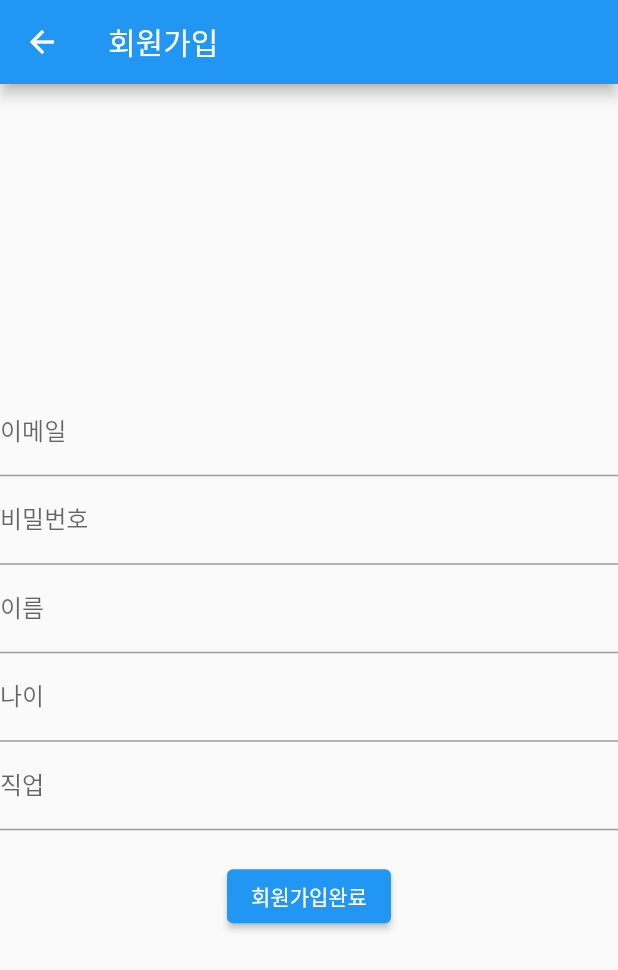
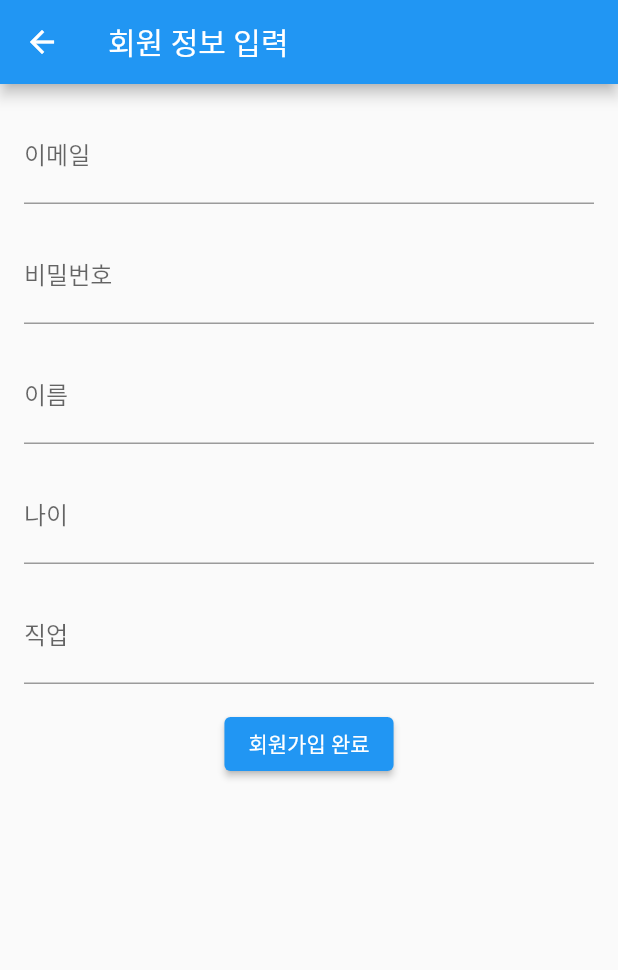
Before and after one commit to JoBeomRae/MEETreally, a Flutter app: the EmailNamePage screen opened directly, on a phone screen of 412 x 824 dp. Shown: the top 970 px of the screen. Run offline on Flutter 3.47's test engine with Material 2 defaults, Android fonts, the phone set to English and light mode, and no system bars; our stand-ins replace cloud_firestore, firebase_auth, firebase_core, logger; accounts and stored records are empty; statements that could not run were skipped.

Commit message:
8/10 01:32

```diff
--- a/lib/injeung/emailname.dart
+++ b/lib/injeung/emailname.dart
@@ -1,10 +1,10 @@
 import 'package:flutter/material.dart';
 import 'package:firebase_auth/firebase_auth.dart';
+import 'package:cloud_firestore/cloud_firestore.dart';
 import 'package:meet/firstloginpage/first.dart';
-import 'package:logger/logger.dart';
 
 class EmailNamePage extends StatefulWidget {
-  const EmailNamePage({Key? key}) : super(key: key);
+  const EmailNamePage({super.key});
 
   @override
   _EmailNamePageState createState() => _EmailNamePageState();
@@ -12,73 +12,107 @@ class EmailNamePage extends StatefulWidget {
 
 class _EmailNamePageState extends State<EmailNamePage> {
   final FirebaseAuth _auth = FirebaseAuth.instance;
+  final FirebaseFirestore _firestore = FirebaseFirestore.instance;
   final TextEditingController _emailController = TextEditingController();
   final TextEditingController _passwordController = TextEditingController();
-  final TextEditingController _nameController =
-      TextEditingController(); // 이름 입력을 위한 컨트롤러
-  final TextEditingController _ageController =
-      TextEditingController(); // 나이 입력을 위한 컨트롤러
-  final TextEditingController _jobController =
-      TextEditingController(); // 직업 입력을 위한 컨트롤러
-  final Logger _logger = Logger();
-
-  void _registerUser() async {
-    try {
-      // ignore: unused_local_variable
-      UserCredential userCredential =
-          await _auth.createUserWithEmailAndPassword(
-        email: _emailController.text,
-        password: _passwordController.text,
-      );
-
-      // ignore: use_build_context_synchronously
-      Navigator.pushReplacement(
-        context,
-        MaterialPageRoute(builder: (context) => const FirstPage()),
-      );
-    } catch (error) {
-      _logger.e('회원가입 실패: $error');
-    }
-  }
+  final TextEditingController _nameController = TextEditingController();
+  final TextEditingController _ageController = TextEditingController();
+  final TextEditingController _jobController = TextEditingController();
 
   @override
   Widget build(BuildContext context) {
     return Scaffold(
-      appBar: AppBar(title: const Text('회원가입')),
-      body: Center(
+      appBar: AppBar(title: const Text('회원 정보 입력')),
+      body: Padding(
+        padding: const EdgeInsets.all(16.0),
         child: Column(
-          mainAxisAlignment: MainAxisAlignment.center,
           children: [
+            // 이메일 입력
             TextField(
               controller: _emailController,
-              decoration: const InputDecoration(labelText: '이메일'),
+              decoration: const InputDecoration(
+                labelText: '이메일',
+                hintText: '이메일을 입력하세요',
+              ),
             ),
+            const SizedBox(height: 16),
+            // 비밀번호 입력
             TextField(
               controller: _passwordController,
-              decoration: const InputDecoration(labelText: '비밀번호'),
+              decoration: const InputDecoration(
+                labelText: '비밀번호',
+                hintText: '비밀번호를 입력하세요',
+              ),
               obscureText: true,
             ),
+            const SizedBox(height: 16),
+            // 이름 입력
             TextField(
               controller: _nameController,
-              decoration: const InputDecoration(labelText: '이름'),
+              decoration: const InputDecoration(
+                labelText: '이름',
+                hintText: '이름을 입력하세요',
+              ),
             ),
+            const SizedBox(height: 16),
+            // 나이 입력
             TextField(
               controller: _ageController,
-              decoration: const InputDecoration(labelText: '나이'),
-              keyboardType: TextInputType.number, // 숫자 입력 키보드를 사용
+              decoration: const InputDecoration(
+                labelText: '나이',
+                hintText: '나이를 입력하세요',
+              ),
+              keyboardType: TextInputType.number,
             ),
+            const SizedBox(height: 16),
+            // 직업 입력
             TextField(
               controller: _jobController,
-              decoration: const InputDecoration(labelText: '직업'),
+              decoration: const InputDecoration(
+                labelText: '직업',
+                hintText: '직업을 입력하세요',
+              ),
             ),
-            const SizedBox(height: 20),
+            const SizedBox(height: 16),
+            // 회원가입 버튼
             ElevatedButton(
-              onPressed: _registerUser,
-              child: const Text('회원가입완료'),
+              onPressed: () => _registerAccount(context),
+              child: const Text('회원가입 완료'),
             ),
           ],
         ),
       ),
     );
   }
+
+  Future<void> _registerAccount(BuildContext context) async {
+    try {
+      // Firebase에 이메일과 비밀번호로 회원가입
+      UserCredential userCredential = await _auth.createUserWithEmailAndPassword(
+        email: _emailController.text,
+        password: _passwordController.text,
+      );
+
+      if (userCredential.user != null) {
+        // Firestore에 이름, 나이, 직업 정보 저장
+        await _firestore.collection('users').doc(userCredential.user?.uid).set({
+          'email': _emailController.text,
+          'name': _nameController.text,
+          'age': _ageController.text,
+          'job': _jobController.text,
+        });
+
+        // first.dart로 이동
+        // ignore: use_build_context_synchronously
+        Navigator.pushReplacement(
+          context,
+          MaterialPageRoute(builder: (context) => const FirstPage()),
+        );
+      }
+    } catch (e) {
+      ScaffoldMessenger.of(context).showSnackBar(
+        SnackBar(content: Text("에러 발생: $e")),
+      );
+    }
+  }
 }
```
